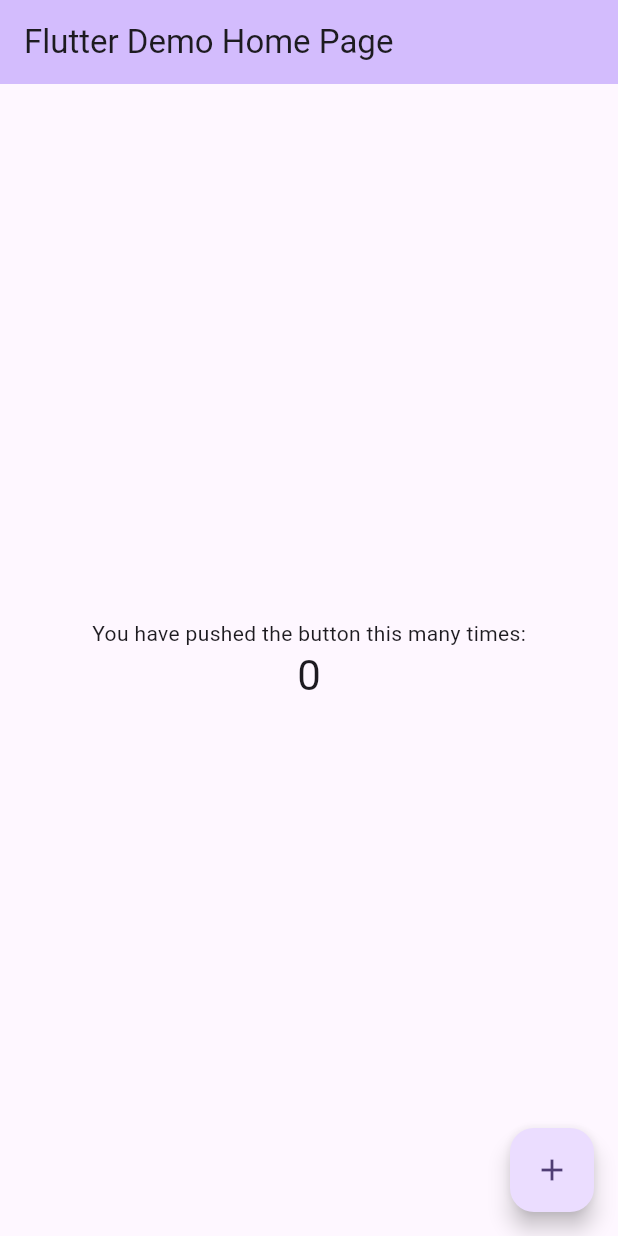
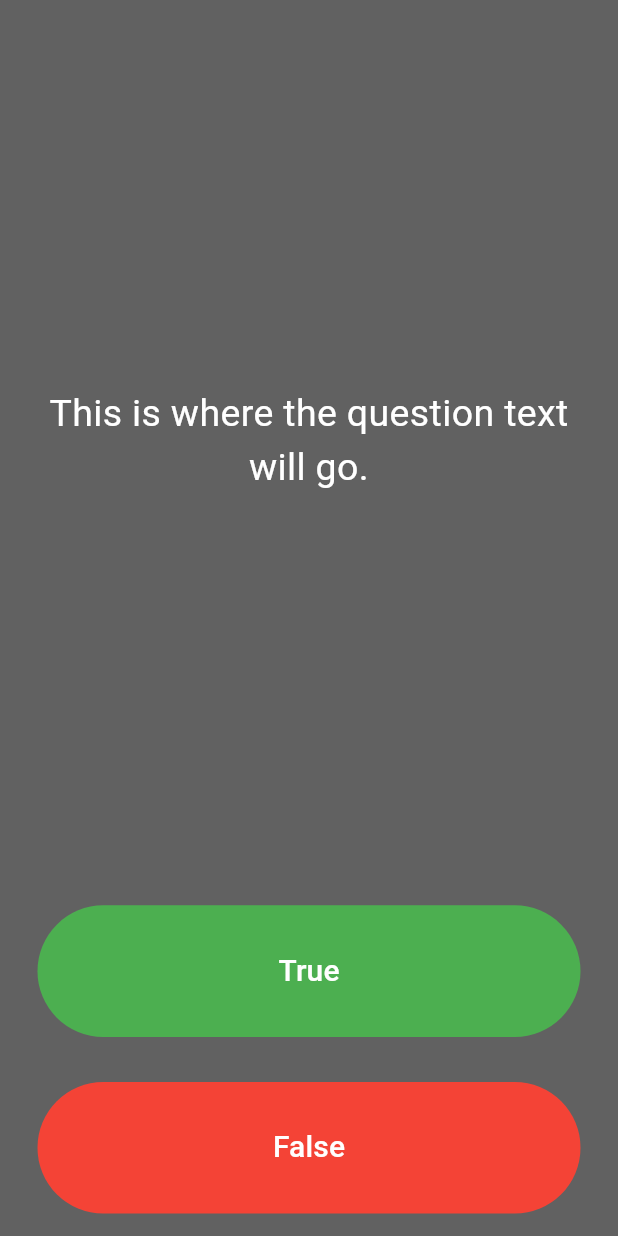
Before and after one commit to mr-schway/quizzler, a Flutter app: the screen it shows after launch, on a phone screen of 412 x 824 dp. Run offline on Flutter 3.47's test engine with Material 3 defaults, Android fonts, the phone set to English and light mode, and no system bars.

Commit message:
First UI

```diff
--- a/lib/main.dart
+++ b/lib/main.dart
@@ -1,125 +1,100 @@
 import 'package:flutter/material.dart';
 
 void main() {
-  runApp(const MyApp());
+  runApp(const Quizzler());
 }
 
-class MyApp extends StatelessWidget {
-  const MyApp({super.key});
+class Quizzler extends StatelessWidget {
+  const Quizzler({super.key});
 
-  // This widget is the root of your application.
   @override
   Widget build(BuildContext context) {
     return MaterialApp(
-      title: 'Flutter Demo',
-      theme: ThemeData(
-        // This is the theme of your application.
-        //
-        // TRY THIS: Try running your application with "flutter run". You'll see
-        // the application has a purple toolbar. Then, without quitting the app,
-        // try changing the seedColor in the colorScheme below to Colors.green
-        // and then invoke "hot reload" (save your changes or press the "hot
-        // reload" button in a Flutter-supported IDE, or press "r" if you used
-        // the command line to start the app).
-        //
-        // Notice that the counter didn't reset back to zero; the application
-        // state is not lost during the reload. To reset the state, use hot
-        // restart instead.
-        //
-        // This works for code too, not just values: Most code changes can be
-        // tested with just a hot reload.
-        colorScheme: ColorScheme.fromSeed(seedColor: Colors.deepPurple),
-        useMaterial3: true,
+      home: Scaffold(
+        backgroundColor: Colors.grey[700],
+        body: SafeArea(
+          child: Padding(
+            padding: EdgeInsets.symmetric(horizontal: 10),
+            child: QuizPage(),
+          ),
+        ),
       ),
-      home: const MyHomePage(title: 'Flutter Demo Home Page'),
     );
   }
 }
 
-class MyHomePage extends StatefulWidget {
-  const MyHomePage({super.key, required this.title});
-
-  // This widget is the home page of your application. It is stateful, meaning
-  // that it has a State object (defined below) that contains fields that affect
-  // how it looks.
-
-  // This class is the configuration for the state. It holds the values (in this
-  // case the title) provided by the parent (in this case the App widget) and
-  // used by the build method of the State. Fields in a Widget subclass are
-  // always marked "final".
-
-  final String title;
+class QuizPage extends StatefulWidget {
+  const QuizPage({super.key});
 
   @override
-  State<MyHomePage> createState() => _MyHomePageState();
+  State<QuizPage> createState() => _QuizPageState();
 }
 
-class _MyHomePageState extends State<MyHomePage> {
-  int _counter = 0;
-
-  void _incrementCounter() {
-    setState(() {
-      // This call to setState tells the Flutter framework that something has
-      // changed in this State, which causes it to rerun the build method below
-      // so that the display can reflect the updated values. If we changed
-      // _counter without calling setState(), then the build method would not be
-      // called again, and so nothing would appear to happen.
-      _counter++;
-    });
-  }
-
+class _QuizPageState extends State<QuizPage> {
   @override
   Widget build(BuildContext context) {
-    // This method is rerun every time setState is called, for instance as done
-    // by the _incrementCounter method above.
-    //
-    // The Flutter framework has been optimized to make rerunning build methods
-    // fast, so that you can just rebuild anything that needs updating rather
-    // than having to individually change instances of widgets.
-    return Scaffold(
-      appBar: AppBar(
-        // TRY THIS: Try changing the color here to a specific color (to
-        // Colors.amber, perhaps?) and trigger a hot reload to see the AppBar
-        // change color while the other colors stay the same.
-        backgroundColor: Theme.of(context).colorScheme.inversePrimary,
-        // Here we take the value from the MyHomePage object that was created by
-        // the App.build method, and use it to set our appbar title.
-        title: Text(widget.title),
-      ),
-      body: Center(
-        // Center is a layout widget. It takes a single child and positions it
-        // in the middle of the parent.
-        child: Column(
-          // Column is also a layout widget. It takes a list of children and
-          // arranges them vertically. By default, it sizes itself to fit its
-          // children horizontally, and tries to be as tall as its parent.
-          //
-          // Column has various properties to control how it sizes itself and
-          // how it positions its children. Here we use mainAxisAlignment to
-          // center the children vertically; the main axis here is the vertical
-          // axis because Columns are vertical (the cross axis would be
-          // horizontal).
-          //
-          // TRY THIS: Invoke "debug painting" (choose the "Toggle Debug Paint"
-          // action in the IDE, or press "p" in the console), to see the
-          // wireframe for each widget.
-          mainAxisAlignment: MainAxisAlignment.center,
-          children: <Widget>[
-            const Text(
-              'You have pushed the button this many times:',
+    return Column(
+      mainAxisAlignment: MainAxisAlignment.spaceBetween,
+      crossAxisAlignment: CrossAxisAlignment.stretch,
+      children: <Widget>[
+        const Expanded(
+          flex: 5,
+          child: Padding(
+            padding: EdgeInsets.all(10.0),
+            child: Center(
+              child: Text(
+                'This is where the question text will go.',
+                textAlign: TextAlign.center,
+                style: TextStyle(
+                  fontSize: 25.0,
+                  color: Colors.white,
+                ),
+              ),
             ),
-            Text(
-              '$_counter',
-              style: Theme.of(context).textTheme.headlineMedium,
+          ),
+        ),
+        Expanded(
+          child: Padding(
+            padding: EdgeInsets.all(15.0),
+            child: TextButton(
+              style: TextButton.styleFrom(
+                backgroundColor: Colors.green,
+              ),
+              child: const Text(
+                'True',
+                style: TextStyle(
+                  color: Colors.white,
+                  fontSize: 20.0,
+                ),
+              ),
+              onPressed: () {
+                //The user picked true.
+              },
             ),
-          ],
+          ),
         ),
-      ),
-      floatingActionButton: FloatingActionButton(
-        onPressed: _incrementCounter,
-        tooltip: 'Increment',
-        child: const Icon(Icons.add),
-      ), // This trailing comma makes auto-formatting nicer for build methods.
+        Expanded(
+          child: Padding(
+            padding: const EdgeInsets.all(15.0),
+            child: TextButton(
+              style: TextButton.styleFrom(
+                backgroundColor: Colors.red,
+              ),
+              child: const Text(
+                'False',
+                style: TextStyle(
+                  fontSize: 20.0,
+                  color: Colors.white,
+                ),
+              ),
+              onPressed: () {
+                //The user picked false.
+              },
+            ),
+          ),
+        ),
+        //TODO: Add a Row here as your score keeper
+      ],
     );
   }
 }
```
